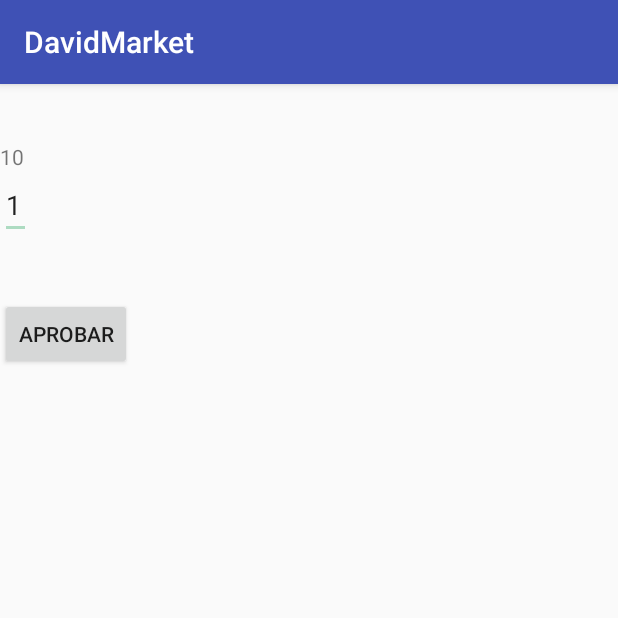
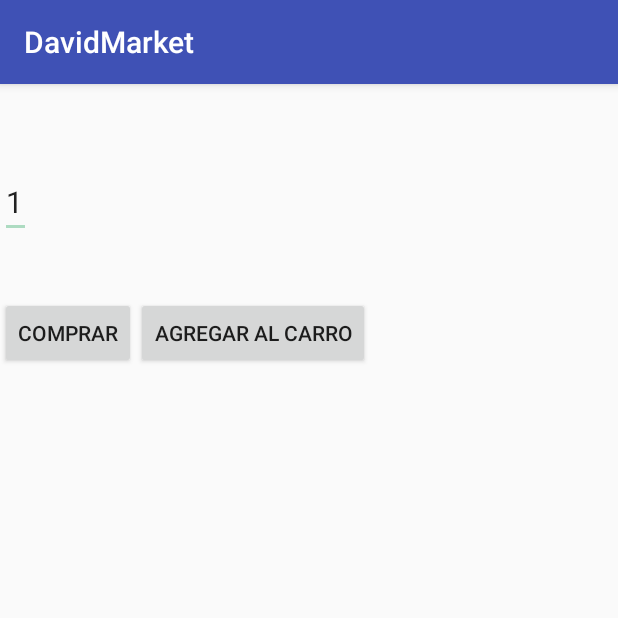
Before and after one commit to samueldavidss/DavidMarket, an Android app: the DescriptionActivity screen opened directly, with no data from a screen before it, on a phone screen of 412 x 824 dp, the top half of it. Run offline under Robolectric (Android 15) with nearby library versions, the phone set to English and light mode, and no system bars; 1 statement that could not run was skipped.

```diff
--- a/app/src/main/java/com/example/samuel/davidmarket/LoginActivity.java
+++ b/app/src/main/java/com/example/samuel/davidmarket/LoginActivity.java
@@ -46,14 +46,11 @@ public class LoginActivity extends AppCompatActivity {
                 RC_SIGN_IN);
     }
     private void logged(){
-
         Intent intent = new Intent(this, MainActivity.class);
         startActivity(intent);
         finish();
-
     }
     private void register(){
-
         DatabaseReference dbRef = new References().userReference().child(new CurrentUser().getCurrentUser().getUid());
         Users user = new Users();
         user.setEmail(new CurrentUser().getCurrentUser().getEmail());
--- a/app/src/main/java/com/example/samuel/davidmarket/MainActivity.java
+++ b/app/src/main/java/com/example/samuel/davidmarket/MainActivity.java
@@ -54,7 +54,7 @@ public class MainActivity extends AppCompatActivity implements ListernerProducts
     public void click(Products products, String name, String measure, String price) {
         Intent intent = new Intent(this,DescriptionActivity.class);
         intent.putExtra(DESCRIPTION,products);
-        intent.putExtra("name",price);
+        intent.putExtra("price",price);
         intent.putExtra("measure",measure);
         intent.putExtra("name", name);
         startActivity(intent);
--- a/app/src/main/res/layout/activity_description.xml
+++ b/app/src/main/res/layout/activity_description.xml
@@ -8,23 +8,22 @@
     tools:context="com.example.samuel.davidmarket.DescriptionActivity">
 
     <TextView
+        android:textSize="20dp"
         android:id="@+id/descritTv"
         android:layout_width="wrap_content"
         android:layout_height="wrap_content" />
 
     <TextView
+        android:textSize="20dp"
         android:text="10"
         android:id="@+id/priceDEt"
         android:layout_width="wrap_content"
         android:layout_height="wrap_content" />
 
-    <TextView
-        android:text="10"
-        android:id="@+id/price2DEt"
-        android:layout_width="wrap_content"
-        android:layout_height="wrap_content" />
+
 
     <EditText
+        android:textSize="20dp"
         android:text="1"
         android:id="@+id/countTv"
         android:layout_width="wrap_content"
@@ -32,17 +31,31 @@
         android:inputType="number"/>
 
     <TextView
+
         android:id="@+id/totalTv"
         android:layout_width="wrap_content"
         android:layout_height="wrap_content" />
+    <LinearLayout
+        android:orientation="horizontal"
+        android:layout_width="match_parent"
+        android:layout_height="wrap_content">
+
+        <Button
+            android:layout_marginTop="20dp"
+            android:text="Comprar"
+            android:id="@+id/buyBtn"
+            android:layout_width="wrap_content"
+            android:layout_height="wrap_content" />
+        <Button
+            android:layout_marginTop="20dp"
+            android:text="Agregar al carro"
+            android:id="@+id/addToCarBtn"
+            android:layout_width="wrap_content"
+            android:layout_height="wrap_content" />
+
+
+    </LinearLayout>
 
 
 
-    <Button
-        android:layout_marginTop="20dp"
-        android:text="Aprobar"
-        android:id="@+id/buyBtn"
-        android:layout_width="wrap_content"
-        android:layout_height="wrap_content" />
-
 </LinearLayout>
```
Also changed, not shown: app/src/main/java/com/example/samuel/davidmarket/Adapters/BuyAdapter.java (added, +8 -0 lines), app/src/main/java/com/example/samuel/davidmarket/Adapters/CheckoutAdapter.java (added, +49 -0 lines), app/src/main/java/com/example/samuel/davidmarket/DescriptionActivity.java (+23 -14 lines).
